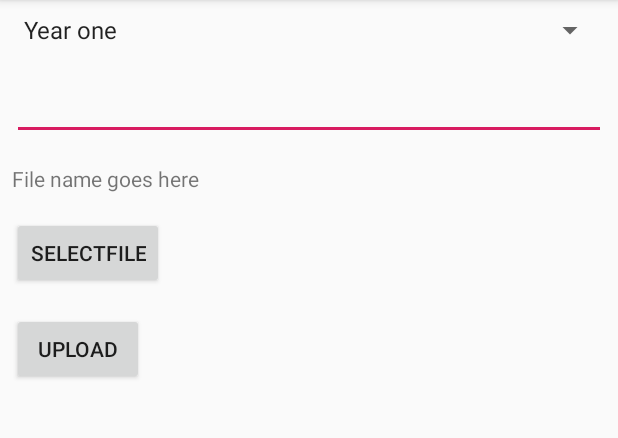
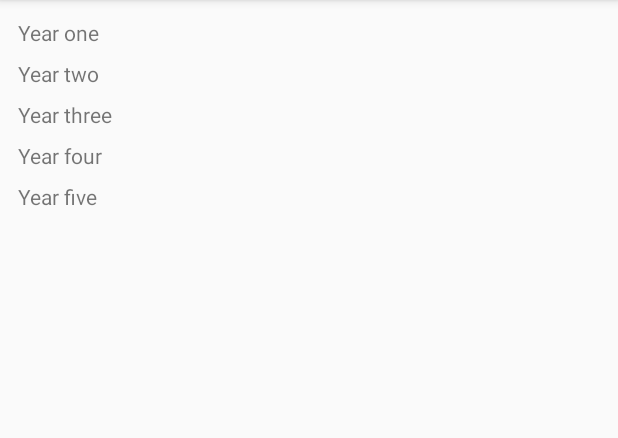
Before and after one commit to Noel-elon/Library, an Android app: the screen it shows after launch (MainActivity), on a phone screen of 412 x 824 dp, the part 84-522 px from its top. Run offline under Robolectric (Android 15) with nearby library versions, the phone set to English and light mode, and no system bars; our stand-ins replace Firebase (no records; nobody signed in at launch, a user with empty details on screens opened directly).

```diff
--- a/app/build.gradle
+++ b/app/build.gradle
@@ -22,6 +22,12 @@ android {
 dependencies {
     implementation fileTree(dir: 'libs', include: ['*.jar'])
     def lifecycle_version = "2.2.0"
+
+    def nav_version = "2.3.0-alpha03"
+
+    // Java language implementation
+    implementation "androidx.navigation:navigation-fragment:$nav_version"
+    implementation "androidx.navigation:navigation-ui:$nav_version"
     implementation "androidx.lifecycle:lifecycle-livedata:$lifecycle_version"
     implementation "androidx.lifecycle:lifecycle-runtime:$lifecycle_version"
 
--- a/app/src/main/java/com/example/library/Adapter/CourseAdapter.java
+++ b/app/src/main/java/com/example/library/Adapter/CourseAdapter.java
@@ -15,11 +15,11 @@ import java.util.ArrayList;
 import java.util.List;
 
 public class CourseAdapter extends RecyclerView.Adapter<CourseAdapter.CourseHolder> {
-    List<Course> courses;
+    List<String> courses;
     LayoutInflater layoutInflater;
 
 
-    public CourseAdapter(List<Course> courses) {
+    public CourseAdapter(List<String> courses) {
         this.courses = courses;
 
     }
@@ -35,7 +35,7 @@ public class CourseAdapter extends RecyclerView.Adapter<CourseAdapter.CourseHold
     @Override
     public void onBindViewHolder(@NonNull CourseHolder holder, int position) {
         courses = new ArrayList<>();
-        String courseName = courses.get(position).getCourseName();
+        String courseName = courses.get(position);
         holder.courseNameTV.setText(courseName);
 
     }
--- a/app/src/main/java/com/example/library/Adapter/LevelAdapter.java
+++ b/app/src/main/java/com/example/library/Adapter/LevelAdapter.java
@@ -1,5 +1,6 @@
 package com.example.library.Adapter;
 
+import android.os.Bundle;
 import android.view.LayoutInflater;
 import android.view.View;
 import android.view.ViewGroup;
@@ -7,10 +8,12 @@ import android.widget.TextView;
 import android.widget.Toast;
 
 import androidx.annotation.NonNull;
+import androidx.navigation.Navigation;
 import androidx.recyclerview.widget.RecyclerView;
 
 import com.example.library.FileViewModel;
 import com.example.library.Models.Course;
+import com.example.library.Models.Level;
 import com.example.library.R;
 
 import java.util.ArrayList;
@@ -18,7 +21,8 @@ import java.util.List;
 
 public class LevelAdapter extends RecyclerView.Adapter<LevelAdapter.ViewHolder> {
     public List<String> levels;
-    public static List<Course> courses = new ArrayList<>();
+   public static Level level;
+    public static List<String> courses = new ArrayList<>();
     public FileViewModel fileViewModel = new FileViewModel();
 
 
@@ -61,6 +65,11 @@ public class LevelAdapter extends RecyclerView.Adapter<LevelAdapter.ViewHolder>
         public void onClick(View view) {
             int position = getAdapterPosition();
             courses = fileViewModel.getCourses(levels.get(position));
+            String levelname = levels.get(position);
+            Bundle bundle = new Bundle();
+            bundle.putString("level", levelname);
+            Navigation.findNavController(view).navigate(R.id.action_levelFragment_to_courseFragment, bundle);
+
             int coursesize = courses.size();
 
             Toast.makeText(view.getContext(), levels.get(position) + String.valueOf(coursesize), Toast.LENGTH_SHORT).show();
--- a/app/src/main/java/com/example/library/FileViewModel.java
+++ b/app/src/main/java/com/example/library/FileViewModel.java
@@ -40,9 +40,9 @@ public class FileViewModel extends ViewModel {
         return courses;
     }
 
-    public List<String> getFiles(String course) {
+    public List<String> getFiles(String level,String course) {
         files = new ArrayList<>();
-        files = repository.getFiles(course);
+        files = repository.getFiles(level,course);
         return files;
     }
 
--- a/app/src/main/java/com/example/library/LevelFragment.java
+++ b/app/src/main/java/com/example/library/LevelFragment.java
@@ -40,6 +40,7 @@ public class LevelFragment extends Fragment {
 
 
 
+
         View view = inflater.inflate(R.layout.fragment_level, container, false);
         RecyclerView recyclerView = view.findViewById(R.id.levelRecycler);
         recyclerView.setLayoutManager(new LinearLayoutManager(getActivity()));
--- a/app/src/main/java/com/example/library/MainActivity.java
+++ b/app/src/main/java/com/example/library/MainActivity.java
@@ -12,8 +12,8 @@ public class MainActivity extends AppCompatActivity {
         setContentView(R.layout.activity_main);
 
 
-        UploadFileFragment uploadFileFragment = new UploadFileFragment();
-        getSupportFragmentManager().beginTransaction().add(R.id.fragment_container, uploadFileFragment).commit();
+       // UploadFileFragment uploadFileFragment = new UploadFileFragment();
+        //getSupportFragmentManager().beginTransaction().add(R.id.fragment_container, uploadFileFragment).commit();
 
 
       //  LevelFragment levelFragment = new LevelFragment();
--- a/app/src/main/java/com/example/library/Models/Level.java
+++ b/app/src/main/java/com/example/library/Models/Level.java
@@ -8,7 +8,7 @@ public class Level {
     }
 
 
-    private static String levelname;
+    private  String levelname;
     private List<Course> subjects;
     private  Course course;
 
--- a/app/src/main/java/com/example/library/Repository/Repository.java
+++ b/app/src/main/java/com/example/library/Repository/Repository.java
@@ -94,9 +94,9 @@ public class Repository {
 
     }
 
-    public List<String> getFiles(String courseName) {
-        firestore.collection("Uploads").document(level.getLevelname())
-                .collection(level.getLevelname())
+    public List<String> getFiles(String levelname, String courseName) {
+        firestore.collection("Uploads").document(levelname)
+                .collection(levelname)
                 .document(courseName)
                 .collection(courseName)
                 .get().addOnCompleteListener(new OnCompleteListener<QuerySnapshot>() {
--- a/app/src/main/res/layout/activity_main.xml
+++ b/app/src/main/res/layout/activity_main.xml
@@ -6,9 +6,15 @@
     android:layout_height="match_parent"
     tools:context=".MainActivity">
 
-    <FrameLayout
-        android:id="@+id/fragment_container"
+    <fragment
+        android:id="@+id/fragmentNavHost"
+        android:name="androidx.navigation.fragment.NavHostFragment"
+        android:layout_width="match_parent"
         android:layout_height="match_parent"
-        android:layout_width="match_parent" />
+        app:defaultNavHost="true"
+        app:navGraph="@navigation/nav_graph" />
+
+
+
 
 </androidx.constraintlayout.widget.ConstraintLayout>
--- /dev/null
+++ b/app/src/main/res/navigation/nav_graph.xml
@@ -0,0 +1,47 @@
+<?xml version="1.0" encoding="utf-8"?>
+<navigation xmlns:android="http://schemas.android.com/apk/res/android"
+    xmlns:app="http://schemas.android.com/apk/res-auto"
+    xmlns:tools="http://schemas.android.com/tools"
+    android:id="@+id/nav_graph"
+    tools:ignore="UnusedNavigation"
+    app:startDestination="@id/levelFragment">
+
+    <fragment
+        android:id="@+id/uploadFileFragment"
+        android:name="com.example.library.UploadFileFragment"
+        android:label="fragment_upload_file"
+        tools:layout="@layout/fragment_upload_file" />
+    <fragment
+        android:id="@+id/levelFragment"
+        android:name="com.example.library.LevelFragment"
+        android:label="fragment_level"
+        tools:layout="@layout/fragment_level" >
+        <action
+            android:id="@+id/action_levelFragment_to_courseFragment"
+            app:destination="@id/courseFragment" />
+    </fragment>
+    <fragment
+        android:id="@+id/courseFragment"
+        android:name="com.example.library.CourseFragment"
+        android:label="fragment_course"
+        tools:layout="@layout/fragment_course" >
+        <action
+            android:id="@+id/action_courseFragment_to_fileFragment"
+            app:destination="@id/fileFragment" />
+        <argument
+            android:name="levelName"
+            app:argType="string" />
+    </fragment>
+    <fragment
+        android:id="@+id/fileFragment"
+        android:name="com.example.library.FileFragment"
+        android:label="fragment_file"
+        tools:layout="@layout/fragment_file" >
+        <argument
+            android:name="courseName"
+            app:argType="string" />
+        <argument
+            android:name="levelName"
+            app:argType="string" />
+    </fragment>
+</navigation>
```
Also changed, not shown: app/src/main/java/com/example/library/CourseFragment.java (+26 -1 lines).
